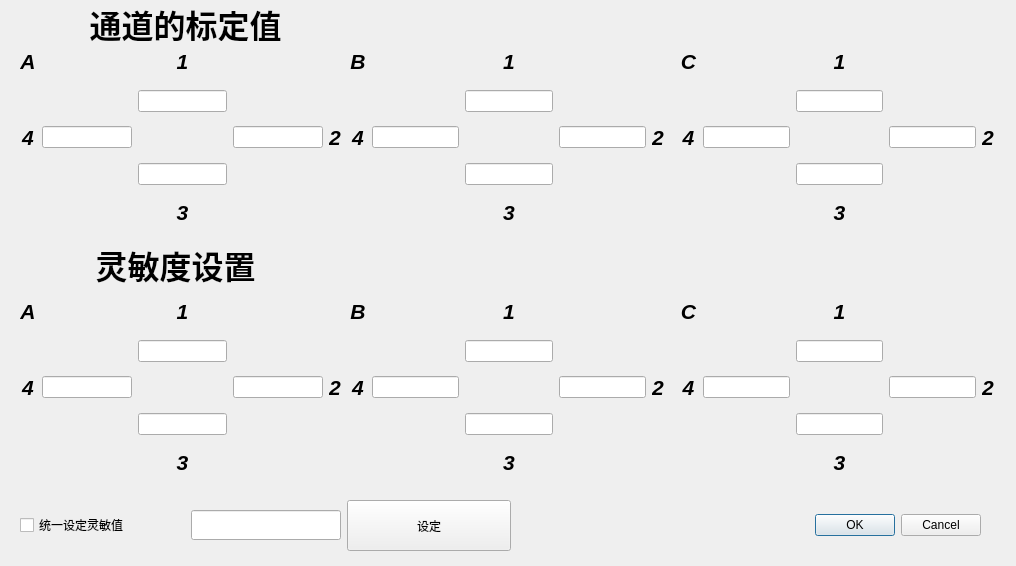
Above: set_parameters.ui from AaronGe88/TZD before the change. Below: the same form after it.
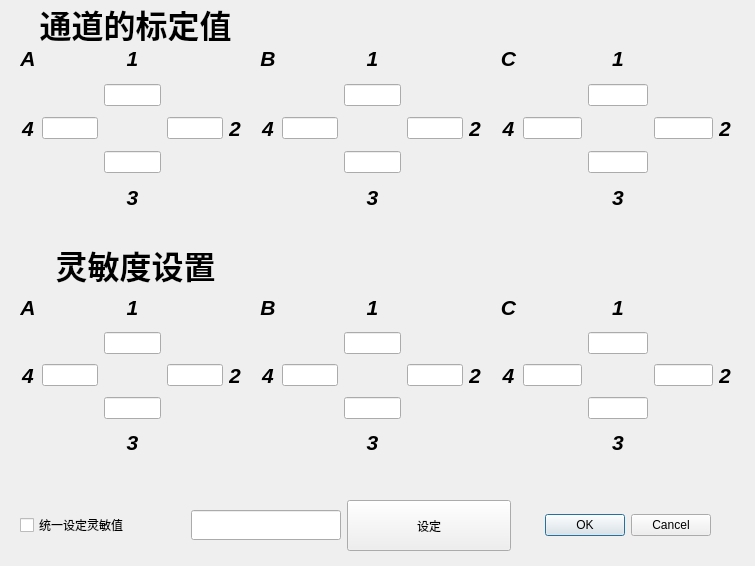
That is the form after the change.

Diff of the .ui file:
```diff
--- a/set_parameters.ui
+++ b/set_parameters.ui
@@ -6,7 +6,7 @@
    <rect>
     <x>0</x>
     <y>0</y>
-    <width>1016</width>
+    <width>755</width>
     <height>566</height>
    </rect>
   </property>
@@ -16,7 +16,7 @@
   <widget class="QDialogButtonBox" name="buttonBox">
    <property name="geometry">
     <rect>
-     <x>530</x>
+     <x>260</x>
      <y>490</y>
      <width>451</width>
      <height>71</height>
@@ -34,8 +34,8 @@
     <rect>
      <x>20</x>
      <y>40</y>
-     <width>321</width>
-     <height>200</height>
+     <width>221</width>
+     <height>181</height>
     </rect>
    </property>
    <layout class="QGridLayout" name="gridLayout">
@@ -130,10 +130,10 @@
   <widget class="QWidget" name="gridLayoutWidget_2">
    <property name="geometry">
     <rect>
-     <x>350</x>
+     <x>260</x>
      <y>40</y>
-     <width>314</width>
-     <height>200</height>
+     <width>221</width>
+     <height>181</height>
     </rect>
    </property>
    <layout class="QGridLayout" name="gridLayout_2">
@@ -228,10 +228,10 @@
   <widget class="QWidget" name="gridLayoutWidget_3">
    <property name="geometry">
     <rect>
-     <x>680</x>
+     <x>500</x>
      <y>40</y>
-     <width>314</width>
-     <height>200</height>
+     <width>231</width>
+     <height>181</height>
     </rect>
    </property>
    <layout class="QGridLayout" name="gridLayout_3">
@@ -326,10 +326,10 @@
   <widget class="QWidget" name="gridLayoutWidget_4">
    <property name="geometry">
     <rect>
-     <x>680</x>
+     <x>500</x>
      <y>290</y>
-     <width>314</width>
-     <height>200</height>
+     <width>231</width>
+     <height>171</height>
     </rect>
    </property>
    <layout class="QGridLayout" name="gridLayout_4">
@@ -424,10 +424,10 @@
   <widget class="QWidget" name="gridLayoutWidget_5">
    <property name="geometry">
     <rect>
-     <x>350</x>
+     <x>260</x>
      <y>290</y>
-     <width>314</width>
-     <height>200</height>
+     <width>221</width>
+     <height>171</height>
     </rect>
    </property>
    <layout class="QGridLayout" name="gridLayout_5">
@@ -524,8 +524,8 @@
     <rect>
      <x>20</x>
      <y>290</y>
-     <width>321</width>
-     <height>200</height>
+     <width>221</width>
+     <height>171</height>
     </rect>
    </property>
    <layout class="QGridLayout" name="gridLayout_6">
@@ -662,7 +662,7 @@
   <widget class="QLabel" name="label_2">
    <property name="geometry">
     <rect>
-     <x>60</x>
+     <x>10</x>
      <y>0</y>
      <width>251</width>
      <height>41</height>
@@ -678,7 +678,7 @@
   <widget class="QLabel" name="label_3">
    <property name="geometry">
     <rect>
-     <x>40</x>
+     <x>0</x>
      <y>220</y>
      <width>271</width>
      <height>91</height>
```
